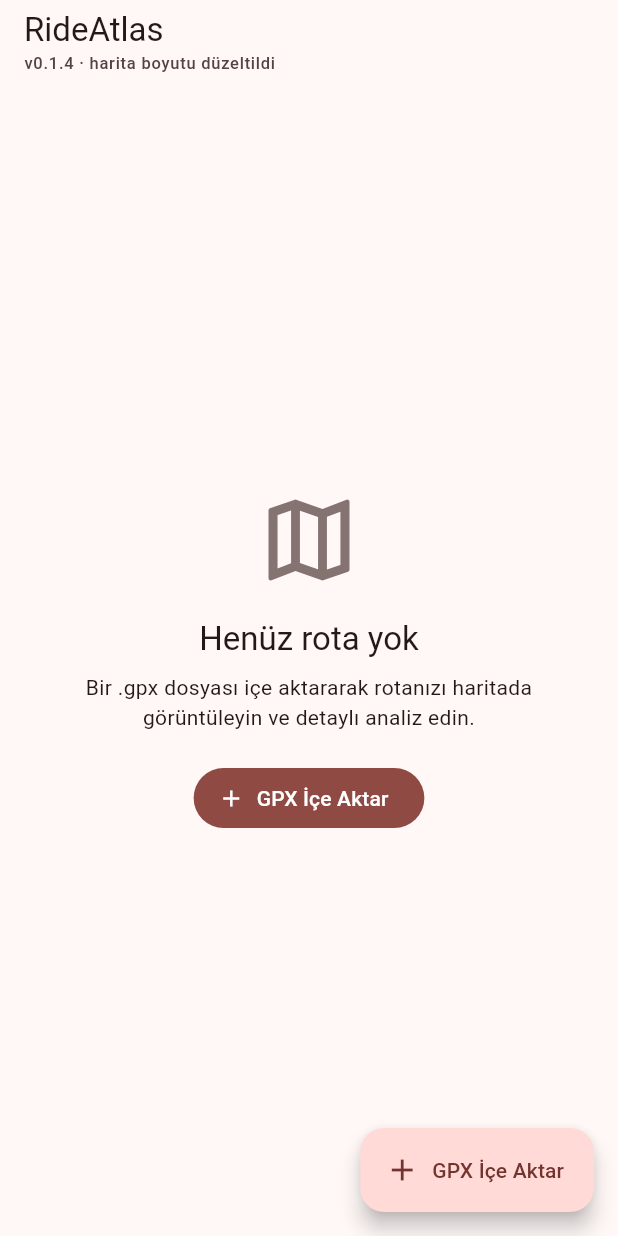
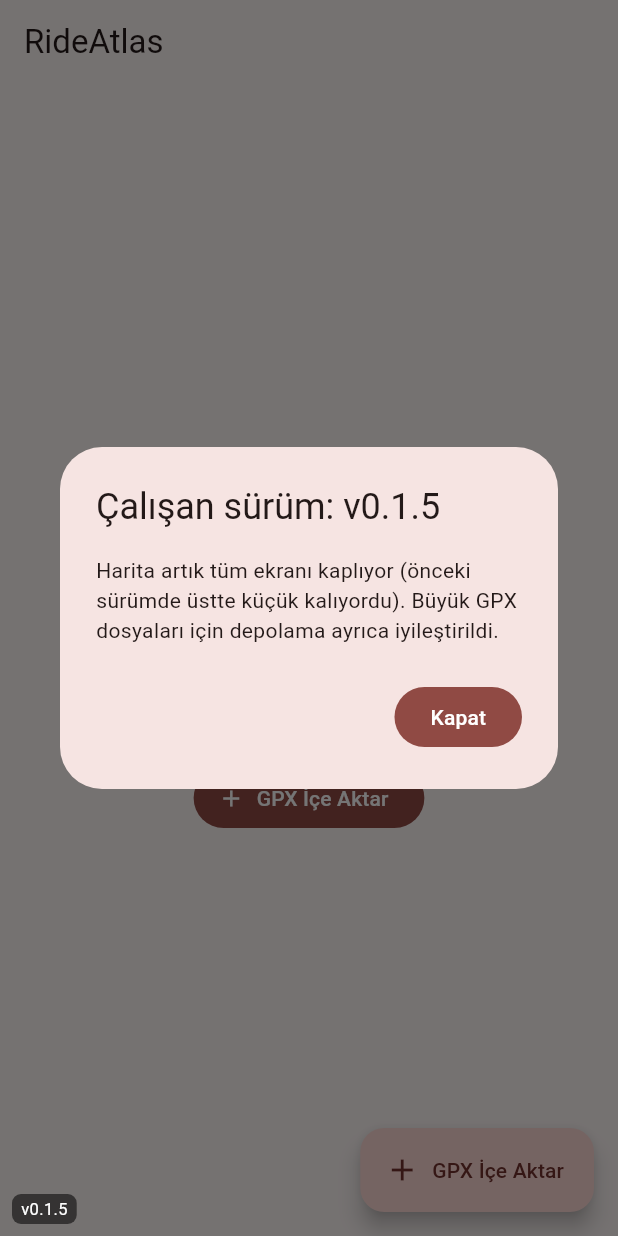
Before and after one commit to alid67-git/RideAtlas, a Flutter app: the screen it shows after launch, on a phone screen of 412 x 824 dp. Run offline on Flutter 3.47's test engine with Material 3 defaults, Android fonts, the phone set to English and light mode, and no system bars; our stand-ins replace file_picker, fl_chart, flutter_map, hive, hive_flutter, latlong2 and 1 more; missing offline and left inert: gpx; accounts and stored records are empty.

Commit message:
Add an always-visible build badge and a one-time what's-new dialog
Stale browser tabs/dev servers made it hard to tell whether a fix had
actually taken effect. The build label now shows in a fixed corner
overlay on every screen (not just the list screen's app bar, which is
easy to miss), and a dismissible dialog announces the build once per
version bump (tracked in a small Hive box) so it can't be missed on
first load either.

```diff
--- a/lib/build_info.dart
+++ b/lib/build_info.dart
@@ -1,3 +1,8 @@
 /// Bumped by hand on every push so the running build can be eyeballed on
 /// screen (Chrome tabs / dev servers can otherwise silently serve stale JS).
-const String kAppBuildLabel = 'v0.1.4 · harita boyutu düzeltildi';
+const String kAppBuildLabel = 'v0.1.5';
+
+/// Shown once, in a dialog, the first time this build label is seen.
+const String kAppBuildNote =
+    'Harita artık tüm ekranı kaplıyor (önceki sürümde üstte küçük kalıyordu). '
+    'Büyük GPX dosyaları için depolama ayrıca iyileştirildi.';
--- a/lib/main.dart
+++ b/lib/main.dart
@@ -2,6 +2,7 @@ import 'package:flutter/material.dart';
 import 'package:hive_flutter/hive_flutter.dart';
 import 'package:provider/provider.dart';
 
+import 'build_info.dart';
 import 'repositories/route_repository.dart';
 import 'screens/route_list_screen.dart';
 
@@ -33,7 +34,36 @@ class RideAtlasApp extends StatelessWidget {
           useMaterial3: true,
         ),
         home: const RouteListScreen(),
+        builder: (context, child) {
+          return Stack(
+            children: [
+              ?child,
+              const Positioned(left: 8, bottom: 8, child: IgnorePointer(child: _BuildBadge())),
+            ],
+          );
+        },
       ),
     );
   }
 }
+
+/// Small always-on-screen label showing [kAppBuildLabel], so it's obvious at
+/// a glance which build a given browser tab/dev server is actually running.
+class _BuildBadge extends StatelessWidget {
+  const _BuildBadge();
+
+  @override
+  Widget build(BuildContext context) {
+    return Material(
+      color: Colors.black.withValues(alpha: 0.55),
+      borderRadius: BorderRadius.circular(6),
+      child: Padding(
+        padding: const EdgeInsets.symmetric(horizontal: 6, vertical: 2),
+        child: Text(
+          kAppBuildLabel,
+          style: const TextStyle(color: Colors.white, fontSize: 11),
+        ),
+      ),
+    );
+  }
+}
--- a/lib/screens/route_list_screen.dart
+++ b/lib/screens/route_list_screen.dart
@@ -1,5 +1,6 @@
 import 'package:file_picker/file_picker.dart';
 import 'package:flutter/material.dart';
+import 'package:hive/hive.dart';
 import 'package:provider/provider.dart';
 
 import '../build_info.dart';
@@ -7,6 +8,9 @@ import '../models/gpx_route.dart';
 import '../repositories/route_repository.dart';
 import '../widgets/route_card.dart';
 import 'map_screen.dart';
+
+const _metaBoxName = 'rideatlas_meta';
+const _lastSeenBuildKey = 'last_seen_build';
 
 class RouteListScreen extends StatefulWidget {
   const RouteListScreen({super.key});
@@ -17,6 +21,31 @@ class RouteListScreen extends StatefulWidget {
 
 class _RouteListScreenState extends State<RouteListScreen> {
   bool _importing = false;
+
+  @override
+  void initState() {
+    super.initState();
+    WidgetsBinding.instance.addPostFrameCallback((_) => _maybeShowWhatsNew());
+  }
+
+  Future<void> _maybeShowWhatsNew() async {
+    final box = await Hive.openBox<String>(_metaBoxName);
+    if (box.get(_lastSeenBuildKey) == kAppBuildLabel) return;
+    if (!mounted) return;
+
+    await showDialog<void>(
+      context: context,
+      barrierDismissible: false,
+      builder: (context) => AlertDialog(
+        title: Text('Çalışan sürüm: $kAppBuildLabel'),
+        content: Text(kAppBuildNote),
+        actions: [
+          FilledButton(onPressed: () => Navigator.pop(context), child: const Text('Kapat')),
+        ],
+      ),
+    );
+    await box.put(_lastSeenBuildKey, kAppBuildLabel);
+  }
 
   Future<void> _importGpx() async {
     final result = await FilePicker.pickFiles(
@@ -103,21 +132,7 @@ class _RouteListScreenState extends State<RouteListScreen> {
   @override
   Widget build(BuildContext context) {
     return Scaffold(
-      appBar: AppBar(
-        title: Column(
-          crossAxisAlignment: CrossAxisAlignment.start,
-          mainAxisSize: MainAxisSize.min,
-          children: [
-            const Text('RideAtlas'),
-            Text(
-              kAppBuildLabel,
-              style: Theme.of(context).textTheme.labelSmall?.copyWith(
-                color: Theme.of(context).colorScheme.onSurfaceVariant,
-              ),
-            ),
-          ],
-        ),
-      ),
+      appBar: AppBar(title: const Text('RideAtlas')),
       body: Consumer<RouteRepository>(
         builder: (context, repo, _) {
           if (repo.isLoading) {
```
